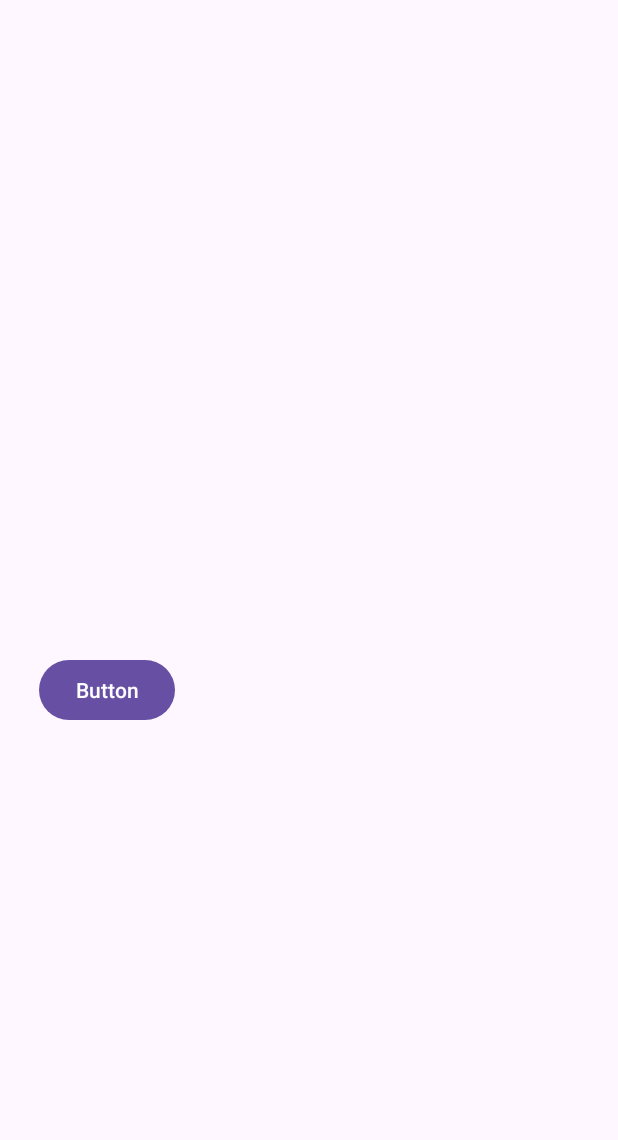
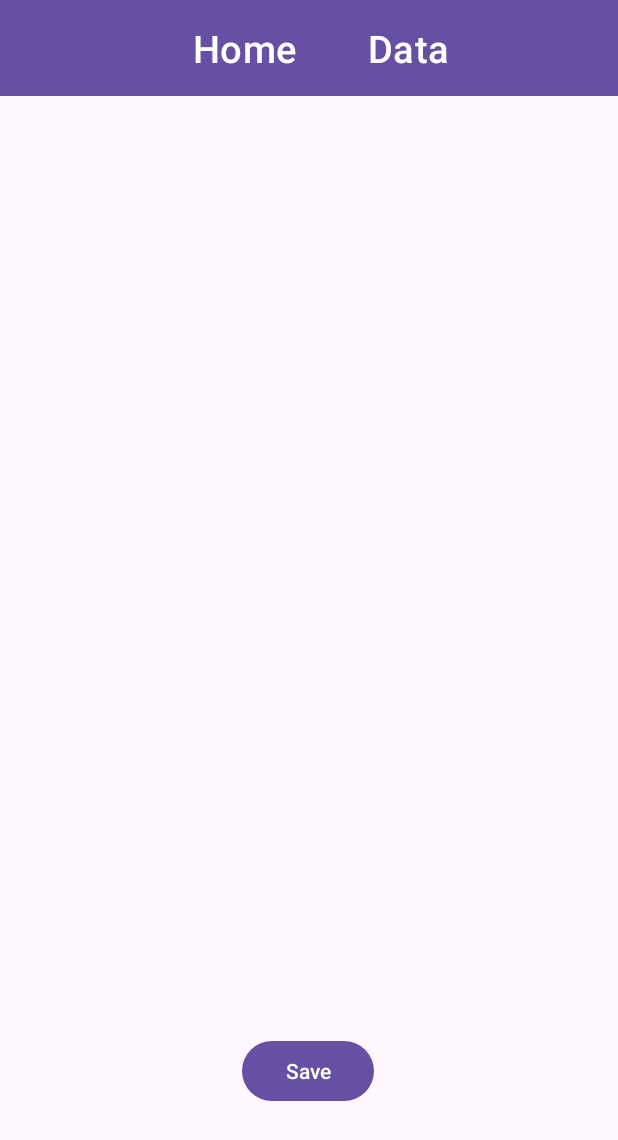
Before and after one commit to PrabhnoorKhatkar/SleepTracker, an Android app: the screen it shows after launch (MainActivity), on a phone screen of 412 x 824 dp. Shown: the top 1140 px of the screen. Run offline under Robolectric (Android 15) with nearby library versions, the phone set to English and light mode, and no system bars.

Commit message:
Add ActionBar/ToolBar

```diff
--- a/app/src/main/res/layout/activity_main.xml
+++ b/app/src/main/res/layout/activity_main.xml
@@ -7,35 +7,66 @@
     android:layout_height="match_parent"
     tools:context=".MainActivity">
 
+
+    <androidx.appcompat.widget.Toolbar
+        android:id="@+id/toolbar"
+        android:layout_width="match_parent"
+        android:layout_height="wrap_content"
+        android:background="?attr/colorPrimary"
+        app:popupTheme="@style/ThemeOverlay.AppCompat.Light"
+        tools:ignore="MissingConstraints">
+
+        <include
+            android:id="@+id/custom_actionbar"
+            layout="@layout/toolbar" />
+
+    </androidx.appcompat.widget.Toolbar>
+
+
     <FrameLayout
         android:layout_width="360dp"
         android:layout_height="360dp"
         android:layout_marginStart="25dp"
+        android:layout_marginTop="343dp"
         android:layout_marginEnd="26dp"
         android:layout_marginBottom="28dp"
         app:layout_constraintBottom_toBottomOf="parent"
         app:layout_constraintEnd_toEndOf="parent"
-        app:layout_constraintStart_toStartOf="parent">
+        app:layout_constraintStart_toStartOf="parent"
+        app:layout_constraintTop_toTopOf="parent">
 
         <androidx.constraintlayout.widget.ConstraintLayout
             android:layout_width="match_parent"
             android:layout_height="match_parent">
 
             <FrameLayout
+                android:id="@+id/frameLayout"
                 android:layout_width="324dp"
                 android:layout_height="272dp"
-                tools:layout_editor_absoluteX="16dp"
-                tools:layout_editor_absoluteY="16dp">
+                android:layout_marginStart="16dp"
+                android:layout_marginTop="16dp"
+                android:layout_marginEnd="20dp"
+                android:layout_marginBottom="8dp"
+                app:layout_constraintBottom_toTopOf="@+id/Save"
+                app:layout_constraintEnd_toEndOf="parent"
+                app:layout_constraintStart_toStartOf="parent"
+                app:layout_constraintTop_toTopOf="parent">
 
             </FrameLayout>
 
             <Button
-                android:id="@+id/button"
+                android:id="@+id/Save"
                 android:layout_width="wrap_content"
                 android:layout_height="wrap_content"
-                android:text="Button"
-                tools:layout_editor_absoluteX="135dp"
-                tools:layout_editor_absoluteY="296dp" />
+                android:layout_marginStart="134dp"
+                android:layout_marginTop="8dp"
+                android:layout_marginEnd="135dp"
+                android:layout_marginBottom="16dp"
+                android:text="Save"
+                app:layout_constraintBottom_toBottomOf="parent"
+                app:layout_constraintEnd_toEndOf="parent"
+                app:layout_constraintStart_toStartOf="parent"
+                app:layout_constraintTop_toBottomOf="@+id/frameLayout" />
 
         </androidx.constraintlayout.widget.ConstraintLayout>
 
--- /dev/null
+++ b/app/src/main/res/layout/toolbar.xml
@@ -0,0 +1,24 @@
+<?xml version="1.0" encoding="utf-8"?>
+<LinearLayout xmlns:android="http://schemas.android.com/apk/res/android"
+    android:layout_width="match_parent"
+    android:layout_height="match_parent"
+    android:gravity="center"
+    android:orientation="horizontal">
+
+
+    <Button
+        android:id="@+id/home_button"
+        android:layout_width="wrap_content"
+        android:layout_height="wrap_content"
+        android:text="Home"
+        android:textSize="25sp"/>
+
+    <Button
+        android:id="@+id/data_button"
+        android:layout_width="wrap_content"
+        android:layout_height="wrap_content"
+        android:text="Data"
+        android:textSize="25sp"/>
+
+
+</LinearLayout>
```
